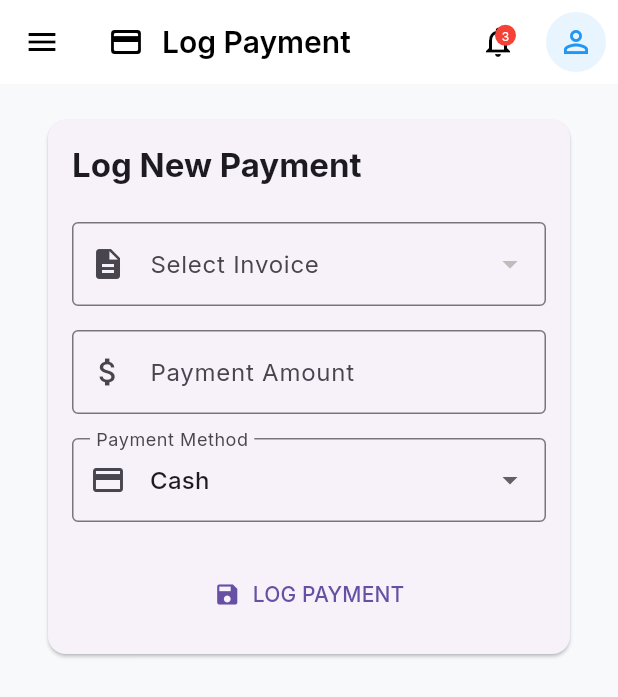
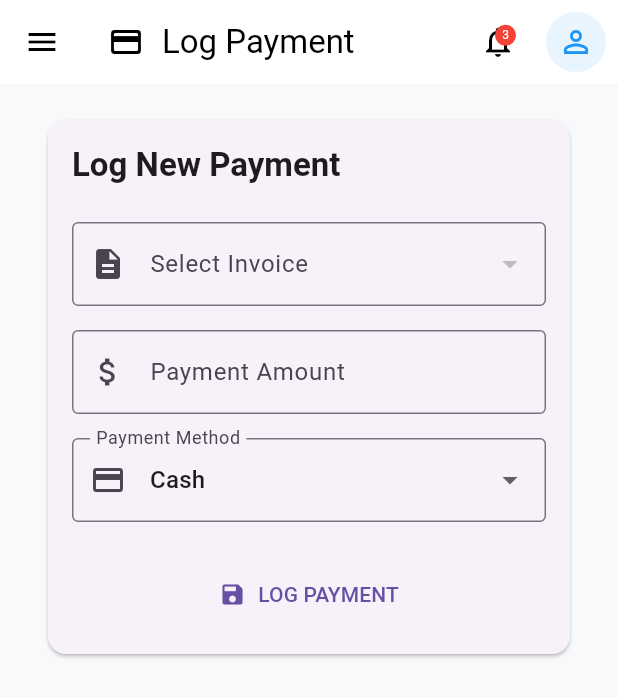
Before and after one commit to muhammedhossam/Cost-Management, a Flutter app: the screen it shows after launch, on a phone screen of 412 x 824 dp. Shown: the top 697 px of the screen. Run offline on Flutter 3.47's test engine with Material 3 defaults, Android fonts, the phone set to English and light mode, and no system bars; our stand-ins replace cloud_firestore, firebase_core, pdf, printing; accounts and stored records are empty.

Commit message:
Update main.dart

```diff
--- a/lib/main.dart
+++ b/lib/main.dart
@@ -5,7 +5,6 @@ import 'package:documentmanager/payment_logging.dart';
 import 'package:documentmanager/reciept_generation.dart';
 import 'package:firebase_core/firebase_core.dart';
 import 'package:flutter/material.dart';
-import 'package:google_fonts/google_fonts.dart';
 
 void main() async {
   WidgetsFlutterBinding.ensureInitialized();
@@ -44,7 +43,6 @@ class CostManagementApp extends StatelessWidget {
         primaryColor: Color(0xFF2196F3),
         secondaryHeaderColor: Color(0xFF1976D2),
         scaffoldBackgroundColor: Color(0xFFF8F9FA),
-        textTheme: GoogleFonts.interTextTheme(Theme.of(context).textTheme),
         elevatedButtonTheme: ElevatedButtonThemeData(
           style: ElevatedButton.styleFrom(
             padding: EdgeInsets.symmetric(horizontal: 24, vertical: 12),
@@ -66,11 +64,6 @@ class CostManagementApp extends StatelessWidget {
           centerTitle: false,
           backgroundColor: Colors.white,
           foregroundColor: Colors.black,
-          titleTextStyle: GoogleFonts.inter(
-            fontSize: 20,
-            fontWeight: FontWeight.w600,
-            color: Colors.black,
-          ),
         ),
       ),
       home: MainHome(),
@@ -259,7 +252,8 @@ class _MainHomeState extends State<MainHome> {
                     ),
                   Divider(height: 32),
                   ListTile(
-                    leading: Icon(Icons.settings_outlined, color: Colors.grey[600]),
+                    leading:
+                        Icon(Icons.settings_outlined, color: Colors.grey[600]),
                     title: Text('Settings'),
                     shape: RoundedRectangleBorder(
                       borderRadius: BorderRadius.circular(8),
```
